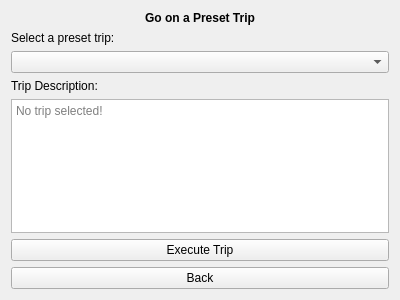
worcesterzj/cs1d-s-s-eurovacation, file presettripform.ui: the form before one commit.
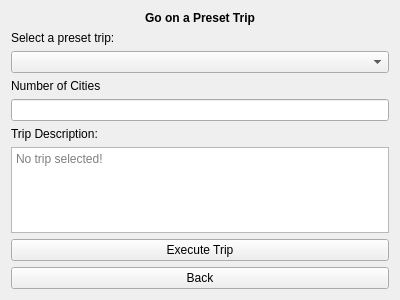
The form after the commit.

Commit message: Last minute debugging, fixed Paris trip to allow user to select a number of cities.

What changed in the file:
```diff
--- a/presettripform.ui
+++ b/presettripform.ui
@@ -40,6 +40,20 @@
    <item>
     <widget class="QComboBox" name="presetTripComboBox"/>
    </item>
+   <item>
+    <widget class="QLabel" name="numberCities_Label">
+     <property name="text">
+      <string>Number of Cities</string>
+     </property>
+    </widget>
+   </item>
+   <item>
+    <widget class="QLineEdit" name="numberCities_lineEdit">
+     <property name="inputMethodHints">
+      <set>Qt::ImhDigitsOnly</set>
+     </property>
+    </widget>
+   </item>
    <item>
     <widget class="QLabel" name="label_3">
      <property name="text">
```
The commit also changes 12 other files.
